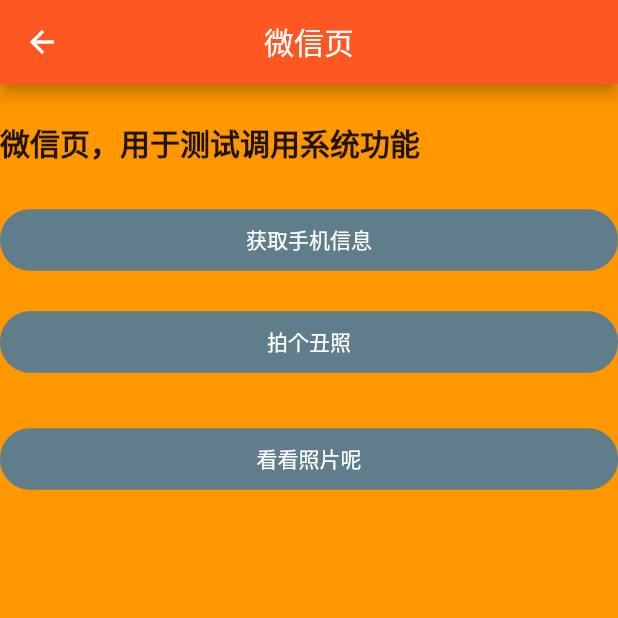
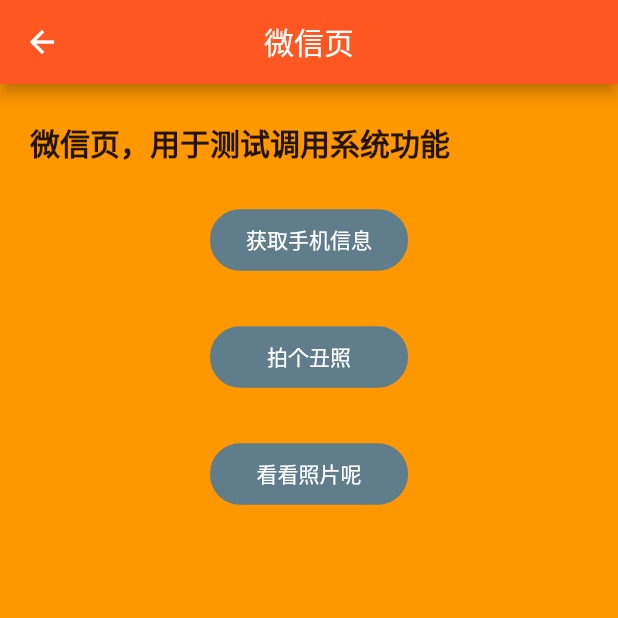
Before and after one commit to luogue/flutter, a Flutter app: the Wechat screen opened by its route, on a phone screen of 412 x 824 dp, the top half of it. Run offline on Flutter 3.47's test engine with Material 2 defaults, Android fonts, the phone set to English and light mode, and no system bars; our stand-ins replace device_info, dio, image_picker; network calls fail.

```diff
--- a/lib/pages/wechat/wechat.dart
+++ b/lib/pages/wechat/wechat.dart
@@ -21,7 +21,12 @@ class _WechatState extends State<Wechat> {
     if (imageList == null) return null;
     List<Widget> list = [];
     imageList.forEach((_image) {
-      list.add(Image.file(_image));
+      list.add(
+        Padding(
+          padding: EdgeInsets.only(right: 16.0),
+          child: Image.file(_image, fit: BoxFit.cover)
+        )
+      );
     });
     return ListView(
       scrollDirection: Axis.horizontal,
@@ -40,6 +45,7 @@ class _WechatState extends State<Wechat> {
       body: new Container(
         color: Colors.orange,
         child: ListView(
+          padding: EdgeInsets.symmetric(horizontal: 20.0),
           children: <Widget>[
             Text(
               '微信页，用于测试调用系统功能',
@@ -52,6 +58,7 @@ class _WechatState extends State<Wechat> {
             // 设备信息
             Container(
               margin: EdgeInsets.only(top: 20.0),
+              padding: EdgeInsets.symmetric(horizontal: 120.0),
               child: FlatButton(
                 padding: EdgeInsets.symmetric(vertical: 10.0),
                 color: Colors.blueGrey,
@@ -69,7 +76,8 @@ class _WechatState extends State<Wechat> {
             ),
             // 拍照
             Container(
-              margin: EdgeInsets.only(top: 20.0),
+              margin: EdgeInsets.only(top: 30.0),
+              padding: EdgeInsets.symmetric(horizontal: 120.0),
               child: FlatButton(
                 padding: EdgeInsets.symmetric(vertical: 10.0),
                 color: Colors.blueGrey,
@@ -95,6 +103,7 @@ class _WechatState extends State<Wechat> {
             // 相册
             Container(
               margin: EdgeInsets.only(top: 20.0),
+              padding: EdgeInsets.symmetric(horizontal: 120.0),
               child: FlatButton(
                 padding: EdgeInsets.symmetric(vertical: 10.0),
                 color: Colors.blueGrey,
```
Also changed, not shown: 1 other file.
